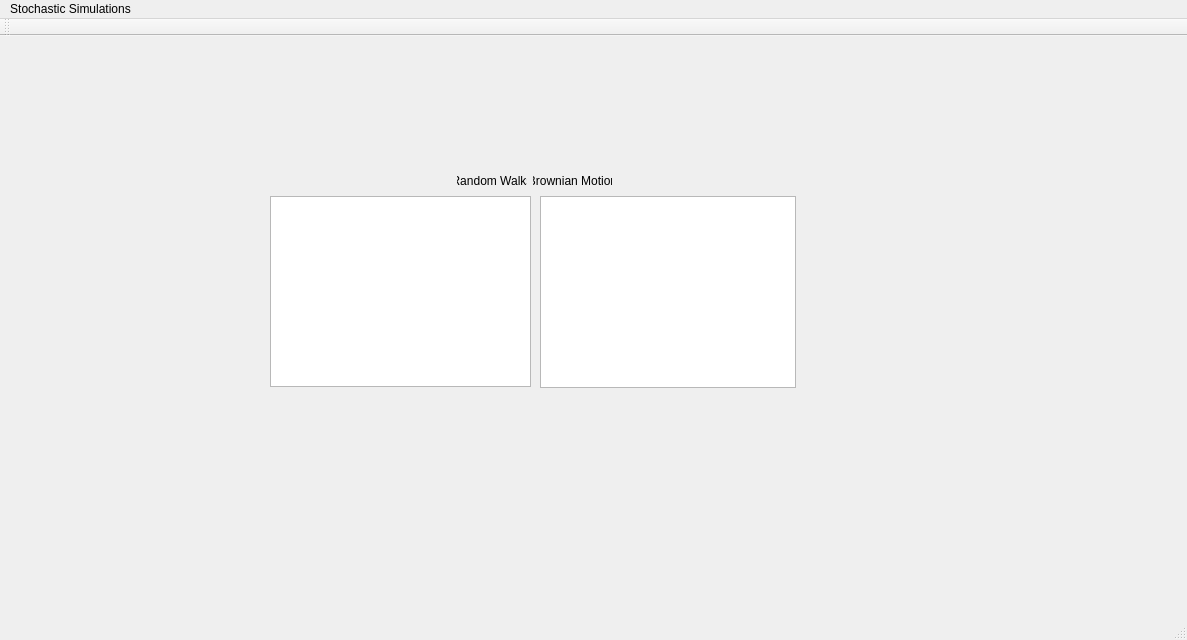
Above: mainwindow.ui from Dylan-Maxwell-Wright/Stochastic_Methods before the change. Below: the same form after it.
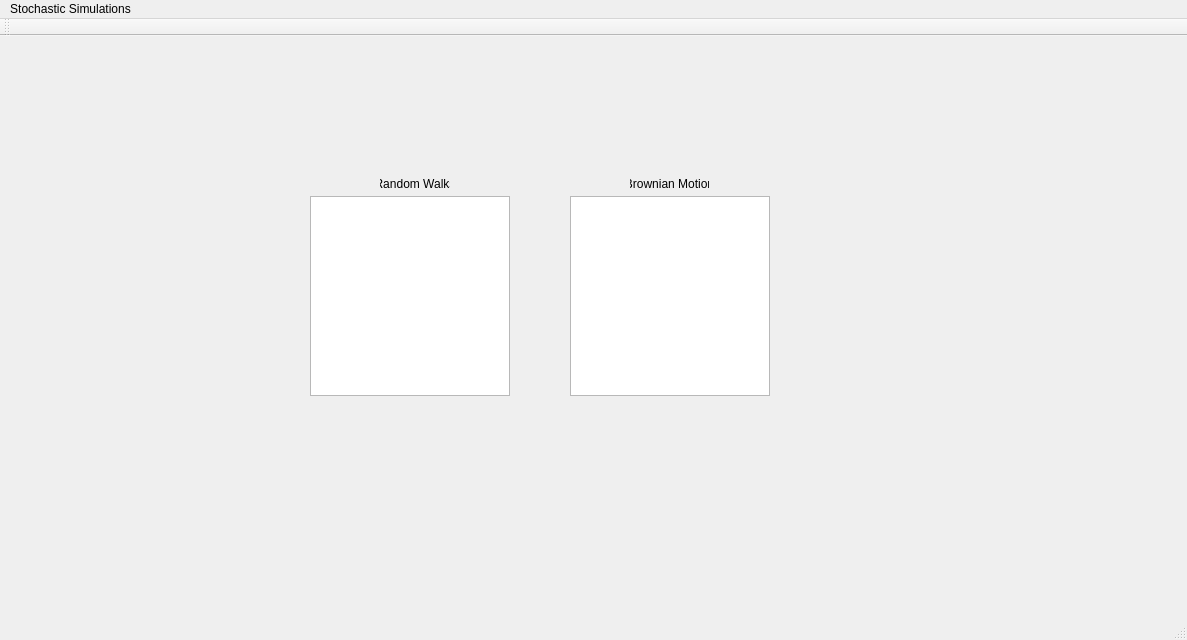
That is the form after the change.

Commit message: Added Brownian Motion dialog window, open and close functionality

Diff of the .ui file:
```diff
--- a/mainwindow.ui
+++ b/mainwindow.ui
@@ -26,8 +26,8 @@
    <widget class="QLabel" name="label_2">
     <property name="geometry">
      <rect>
-      <x>533</x>
-      <y>137</y>
+      <x>630</x>
+      <y>140</y>
       <width>79</width>
       <height>16</height>
      </rect>
@@ -45,20 +45,20 @@
     </property>
     <property name="geometry">
      <rect>
-      <x>270</x>
+      <x>310</x>
       <y>160</y>
-      <width>261</width>
-      <height>191</height>
+      <width>200</width>
+      <height>200</height>
      </rect>
     </property>
    </widget>
    <widget class="QGraphicsView" name="graphicsView_2">
     <property name="geometry">
      <rect>
-      <x>540</x>
+      <x>570</x>
       <y>160</y>
-      <width>256</width>
-      <height>192</height>
+      <width>200</width>
+      <height>200</height>
      </rect>
     </property>
    </widget>
@@ -68,10 +68,10 @@
     </property>
     <property name="geometry">
      <rect>
-      <x>270</x>
+      <x>310</x>
       <y>160</y>
-      <width>261</width>
-      <height>191</height>
+      <width>200</width>
+      <height>200</height>
      </rect>
     </property>
     <property name="cursor">
@@ -90,8 +90,8 @@
     </property>
     <property name="geometry">
      <rect>
-      <x>457</x>
-      <y>137</y>
+      <x>380</x>
+      <y>140</y>
       <width>70</width>
       <height>16</height>
      </rect>
@@ -109,6 +109,28 @@
      <number>0</number>
     </property>
    </widget>
+   <widget class="QPushButton" name="brownianMotionPushButton">
+    <property name="enabled">
+     <bool>true</bool>
+    </property>
+    <property name="geometry">
+     <rect>
+      <x>570</x>
+      <y>160</y>
+      <width>200</width>
+      <height>200</height>
+     </rect>
+    </property>
+    <property name="cursor">
+     <cursorShape>PointingHandCursor</cursorShape>
+    </property>
+    <property name="text">
+     <string/>
+    </property>
+    <property name="flat">
+     <bool>true</bool>
+    </property>
+   </widget>
   </widget>
   <widget class="QMenuBar" name="menuBar">
    <property name="geometry">
```
The commit also changes 8 other files.
